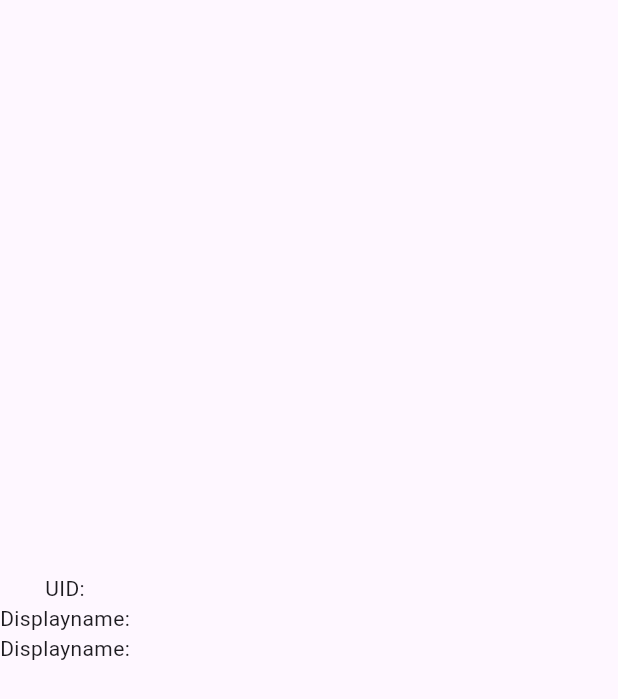
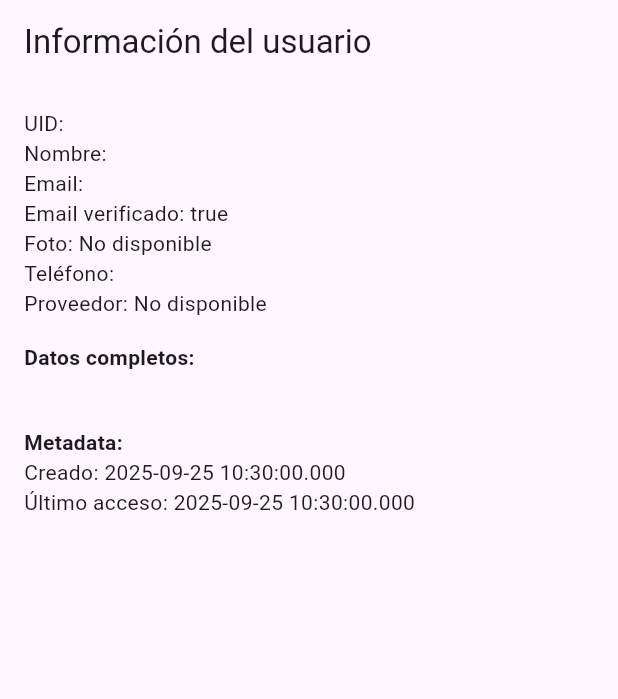
Before and after one commit to juliandrojas/sistema_evaluacion_uts, a Flutter app: the screen it shows once a user with an empty profile is signed in, on a phone screen of 412 x 824 dp. Shown: the top 699 px of the screen. Run offline on Flutter 3.47's test engine with Material 3 defaults, Android fonts, the light colour scheme and no system bars; our stand-ins replace firebase_auth, firebase_core; accounts and stored records are empty.

Commit message:
add("Aditional info of user")

```diff
--- a/lib/screens/home.dart
+++ b/lib/screens/home.dart
@@ -7,14 +7,43 @@ class HomePage extends StatelessWidget {
 
   @override
   Widget build(BuildContext context) {
+    if (user == null) {
+      return const Scaffold(
+        body: Center(child: Text('No hay usuario autenticado')),
+      );
+    }
+
     return Scaffold(
-      body: Column(
-        mainAxisAlignment: MainAxisAlignment.center,
-        children: [
-          Text("UID: ${user!.uid}"),
-          Text("Displayname: ${user!.displayName}"),
-          Text("Displayname: ${user!.displayName}"),
-        ],
+      appBar: AppBar(title: const Text("Información del usuario")),
+      body: SingleChildScrollView(
+        padding: const EdgeInsets.all(16),
+        child: Column(
+          crossAxisAlignment: CrossAxisAlignment.start,
+          children: [
+            Text("UID: ${user!.uid}"),
+            Text("Nombre: ${user!.displayName ?? 'No disponible'}"),
+            Text("Email: ${user!.email ?? 'No disponible'}"),
+            Text("Email verificado: ${user!.emailVerified}"),
+            Text("Foto: ${user!.photoURL ?? 'No disponible'}"),
+            Text("Teléfono: ${user!.phoneNumber ?? 'No disponible'}"),
+            Text(
+              "Proveedor: ${user!.providerData.isNotEmpty ? user!.providerData[0].providerId : 'No disponible'}",
+            ),
+            const SizedBox(height: 16),
+            const Text(
+              "Datos completos:",
+              style: TextStyle(fontWeight: FontWeight.bold),
+            ),
+            Text(user!.providerData.map((p) => p.toString()).join('\n\n')),
+            const SizedBox(height: 16),
+            const Text(
+              "Metadata:",
+              style: TextStyle(fontWeight: FontWeight.bold),
+            ),
+            Text("Creado: ${user!.metadata.creationTime}"),
+            Text("Último acceso: ${user!.metadata.lastSignInTime}"),
+          ],
+        ),
       ),
     );
   }
```
